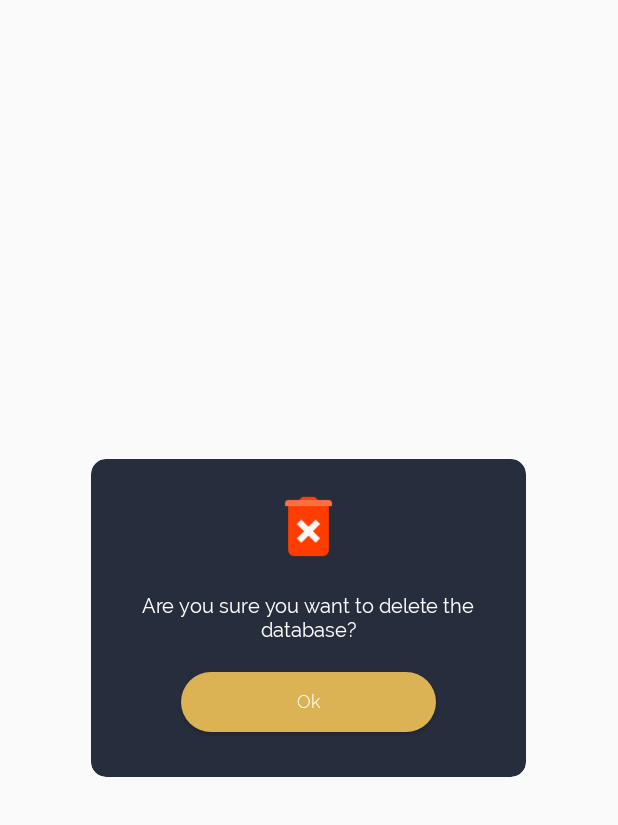
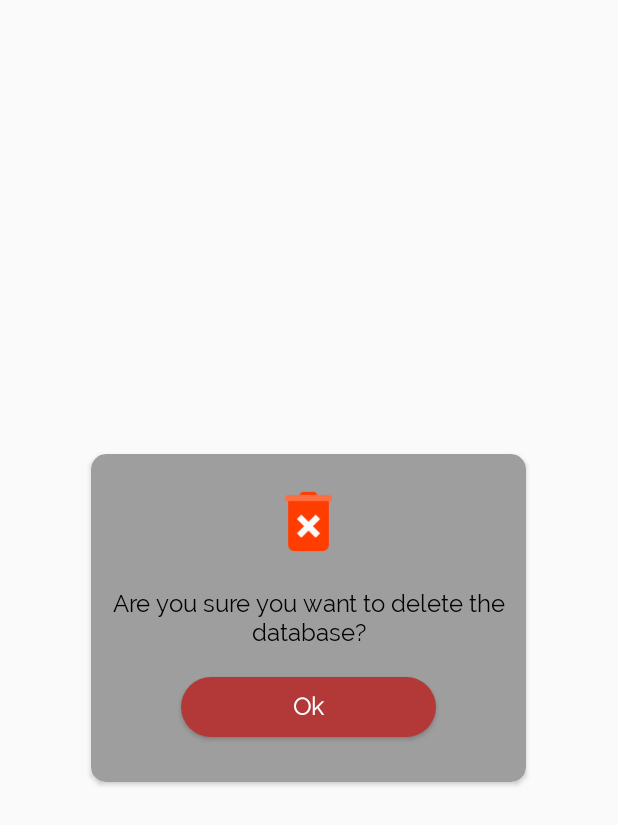
Before and after one commit to CharmiPatel25/note_TeamPurple_android, an Android app: the layout delete_data_layout.xml on its own in the app's theme, with its tools: preview values and no code run, on a phone screen of 412 x 824 dp. Shown: the top 825 px of the screen. Run offline under Robolectric (Android 15) with nearby library versions, the phone set to English and light mode, and no system bars.

Commit message:
[AP] layout changed for delete_data_layout.xml and categorylayout.xml

```diff
--- a/app/src/main/res/drawable/badge.xml
+++ b/app/src/main/res/drawable/badge.xml
@@ -2,7 +2,7 @@
     android:shape="rectangle">/>
 
 
-    <solid android:color="@color/mustuard" />
+    <solid android:color="@color/color4" />
 
     <corners
 
--- a/app/src/main/res/layout/categorylayout.xml
+++ b/app/src/main/res/layout/categorylayout.xml
@@ -50,7 +50,7 @@
                         android:layout_width="wrap_content"
                         android:layout_height="wrap_content"
                         android:fontFamily="@font/bold"
-                        android:textColor="@color/cardcolor"
+                        android:textColor="@color/white"
                         android:textSize="14sp"
                         android:textStyle="bold" />
 
--- a/app/src/main/res/layout/delete_data_layout.xml
+++ b/app/src/main/res/layout/delete_data_layout.xml
@@ -11,7 +11,7 @@
         android:layout_width="290dp"
         android:layout_height="wrap_content"
         android:layout_gravity="center"
-        card_view:cardBackgroundColor="@color/grey"
+        card_view:cardBackgroundColor="@color/grey_active"
         card_view:cardCornerRadius="10dp">
 
 
@@ -43,8 +43,8 @@
                     android:layout_marginLeft="5dp"
                     android:layout_marginRight="5dp"
                     android:text="Are you sure you want to delete the database?"
-                    android:textColor="@color/white"
-                    android:textSize="13sp" />
+                    android:textColor="@color/black"
+                    android:textSize="16sp" />
 
                 <Button
                     android:id="@+id/but_deldatabase"
@@ -58,7 +58,8 @@
                     android:text="Ok"
                     android:textAllCaps="false"
                     android:textColor="@color/white"
-                    android:textSize="12dp" />
+                    android:textSize="16sp"
+                    android:textStyle="bold"/>
 
 
             </LinearLayout>
```
